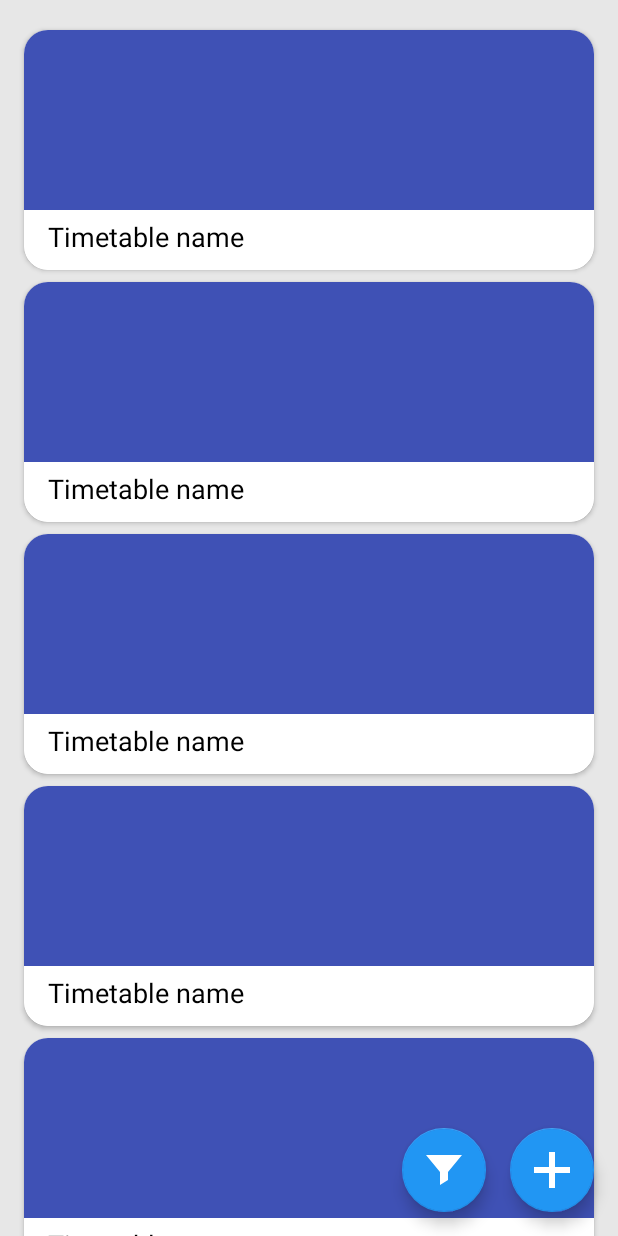
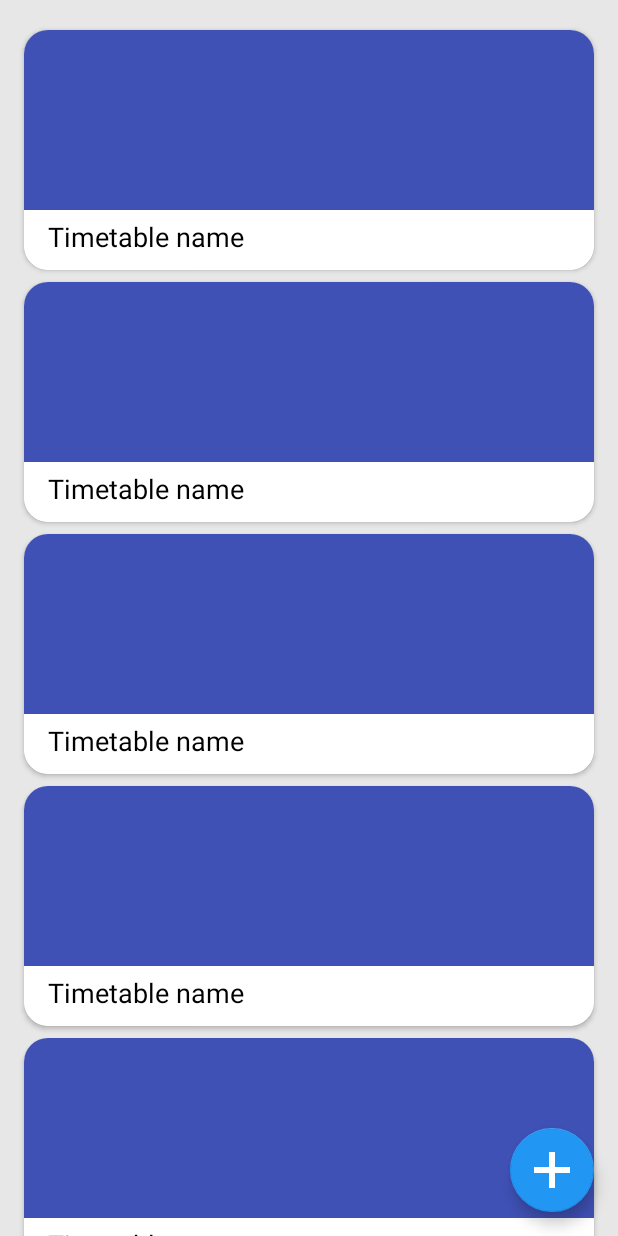
Before and after one commit to AlexFlexer/TimetableAssistant, an Android app: the layout activity_main.xml on its own in the app's theme, with its tools: preview values and no code run, on a phone screen of 412 x 824 dp. Run offline under Robolectric (Android 15) with nearby library versions, the phone set to English and light mode, and no system bars.

Commit message:
activity_main.xml and MainActivity.kt: removed filter

```diff
--- a/app/src/main/res/layout/activity_main.xml
+++ b/app/src/main/res/layout/activity_main.xml
@@ -29,14 +29,4 @@
         app:layout_constraintEnd_toEndOf="parent"
         tools:ignore="ContentDescription" />
 
-    <com.google.android.material.floatingactionbutton.FloatingActionButton
-        android:id="@+id/btn_filter"
-        android:layout_width="wrap_content"
-        android:layout_height="wrap_content"
-        android:layout_margin="16dp"
-        android:src="@drawable/icon_filter"
-        app:layout_constraintBottom_toBottomOf="parent"
-        app:layout_constraintEnd_toStartOf="@id/btn_add"
-        tools:ignore="ContentDescription" />
-
 </androidx.constraintlayout.widget.ConstraintLayout>
```
Also changed, not shown: app/src/main/java/com/alexflex/timetableassistant/ui/main/FilterDialogFragment.kt (deleted, +0 -27 lines), app/src/main/java/com/alexflex/timetableassistant/ui/main/MainActivity.kt (+2 -12 lines).
